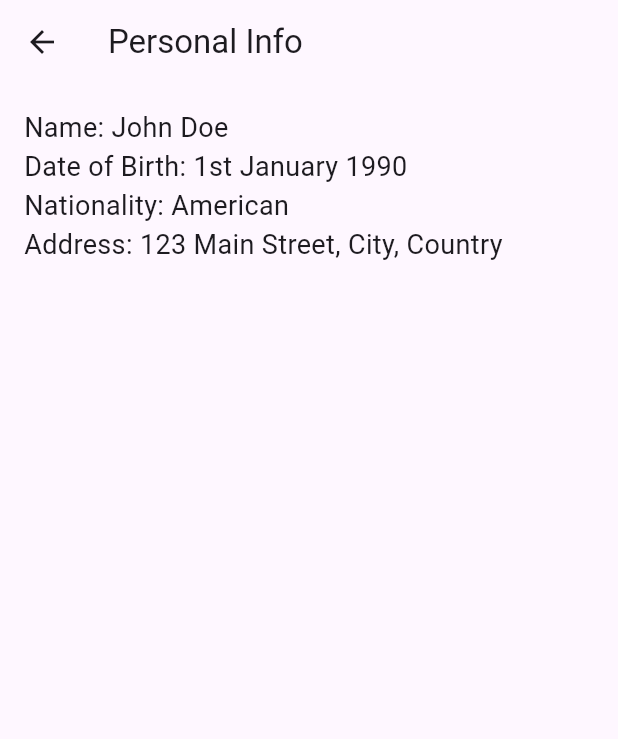
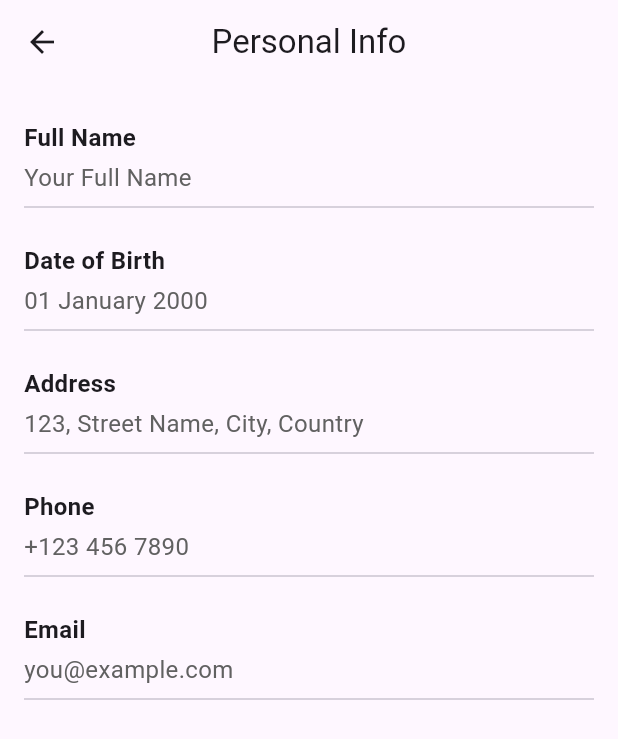
Before and after one commit to pietaa8/prac-assign3, a Flutter app: the screen it shows after launch, after a tap on "Personal Info", on a phone screen of 412 x 824 dp. Shown: the top 739 px of the screen. Run offline on Flutter 3.47's test engine with Material 3 defaults, Android fonts, the light colour scheme and no system bars.

Commit message:
changed personal info

```diff
--- a/lib/main.dart
+++ b/lib/main.dart
@@ -7,13 +7,14 @@ import 'experience.dart';
 void main() => runApp(ResumeApp());
 
 class ResumeApp extends StatelessWidget {
-  const ResumeApp({super.key});
-
   @override
   Widget build(BuildContext context) {
     return MaterialApp(
       title: 'Resume App',
-      theme: ThemeData(primarySwatch: Colors.blue),
+      theme: ThemeData(
+        primarySwatch: Colors.teal,
+        fontFamily: 'Roboto',
+      ),
       home: HomePage(),
       debugShowCheckedModeBanner: false,
     );
@@ -21,66 +22,80 @@ class ResumeApp extends StatelessWidget {
 }
 
 class HomePage extends StatelessWidget {
-  const HomePage({super.key});
-
   @override
   Widget build(BuildContext context) {
     return Scaffold(
-      appBar: AppBar(title: const Text('My Resume')),
-      body: Padding(
+      appBar: AppBar(
+        title: Text('My Resume'),
+        centerTitle: true,
+        elevation: 4,
+      ),
+      body: SingleChildScrollView(
         padding: const EdgeInsets.all(16.0),
         child: Column(
-          crossAxisAlignment: CrossAxisAlignment.start,
+          crossAxisAlignment: CrossAxisAlignment.center,
           children: [
-            const Center(
+            Center(
               child: CircleAvatar(
-                radius: 50,
-                backgroundImage: AssetImage(
-                    'assets/profile.jpg'), // Add an image in assets folder
+                radius: 60,
+                backgroundImage: AssetImage('assets/profile.jpg'),
               ),
             ),
-            const SizedBox(height: 20),
-            const Center(
-              child: Text(
+            SizedBox(height: 20),
+            Text(
               'Your Name',
-                style: TextStyle(fontSize: 24, fontWeight: FontWeight.bold),
+              style: TextStyle(
+                fontSize: 28,
+                fontWeight: FontWeight.bold,
+                color: Colors.teal[700],
               ),
             ),
-            const SizedBox(height: 10),
-            const Center(
-                child: Text('Phone: +123 456 7890 | Email: you@example.com')),
-            const SizedBox(height: 20),
-            ListTile(
-              title: const Text('Personal Info'),
-              trailing: const Icon(Icons.arrow_forward),
-              onTap: () => Navigator.push(
+            SizedBox(height: 10),
+            Text(
+              'Phone: +123 456 7890 | Email: you@example.com',
+              style: TextStyle(fontSize: 16, color: Colors.grey[600]),
+              textAlign: TextAlign.center,
+            ),
+            SizedBox(height: 30),
+            CustomListTile(
+              title: 'Personal Info',
+              icon: Icons.person,
+              onTap: () {
+                Navigator.push(
                   context,
                   MaterialPageRoute(builder: (context) => PersonalInfoPage()),
+                );
+              },
             ),
-            ),
-            ListTile(
-              title: const Text('Skills'),
-              trailing: const Icon(Icons.arrow_forward),
-              onTap: () => Navigator.push(
+            CustomListTile(
+              title: 'Skills',
+              icon: Icons.code,
+              onTap: () {
+                Navigator.push(
                   context,
                   MaterialPageRoute(builder: (context) => SkillsPage()),
+                );
+              },
             ),
-            ),
-            ListTile(
-              title: const Text('Education'),
-              trailing: const Icon(Icons.arrow_forward),
-              onTap: () => Navigator.push(
+            CustomListTile(
+              title: 'Education',
+              icon: Icons.school,
+              onTap: () {
+                Navigator.push(
                   context,
                   MaterialPageRoute(builder: (context) => EducationPage()),
+                );
+              },
             ),
-            ),
-            ListTile(
-              title: const Text('Experience'),
-              trailing: const Icon(Icons.arrow_forward),
-              onTap: () => Navigator.push(
+            CustomListTile(
+              title: 'Experience',
+              icon: Icons.work,
+              onTap: () {
+                Navigator.push(
                   context,
                   MaterialPageRoute(builder: (context) => ExperiencePage()),
-              ),
+                );
+              },
             ),
           ],
         ),
@@ -88,3 +103,34 @@ class HomePage extends StatelessWidget {
     );
   }
 }
+
+class CustomListTile extends StatelessWidget {
+  final String title;
+  final IconData icon;
+  final VoidCallback onTap;
+
+  const CustomListTile({
+    Key? key,
+    required this.title,
+    required this.icon,
+    required this.onTap,
+  }) : super(key: key);
+
+  @override
+  Widget build(BuildContext context) {
+    return Card(
+      elevation: 2,
+      margin: EdgeInsets.symmetric(vertical: 8),
+      shape: RoundedRectangleBorder(borderRadius: BorderRadius.circular(8)),
+      child: ListTile(
+        leading: Icon(icon, color: Colors.teal),
+        title: Text(
+          title,
+          style: TextStyle(fontSize: 18, fontWeight: FontWeight.w500),
+        ),
+        trailing: Icon(Icons.arrow_forward_ios, size: 16, color: Colors.teal),
+        onTap: onTap,
+      ),
+    );
+  }
+}
--- a/lib/personal_info.dart
+++ b/lib/personal_info.dart
@@ -1,22 +1,60 @@
 import 'package:flutter/material.dart';
 
 class PersonalInfoPage extends StatelessWidget {
-  const PersonalInfoPage({super.key});
-
   @override
   Widget build(BuildContext context) {
     return Scaffold(
-      appBar: AppBar(title: const Text('Personal Info')),
-      body: const Padding(
-        padding: EdgeInsets.all(16.0),
-        child: Text(
-          'Name: John Doe\n'
-          'Date of Birth: 1st January 1990\n'
-          'Nationality: American\n'
-          'Address: 123 Main Street, City, Country',
-          style: TextStyle(fontSize: 18),
+      appBar: AppBar(
+        title: Text('Personal Info'),
+        centerTitle: true,
+      ),
+      body: Padding(
+        padding: const EdgeInsets.all(16.0),
+        child: Column(
+          crossAxisAlignment: CrossAxisAlignment.start,
+          children: [
+            InfoTile(title: 'Full Name', value: 'Your Full Name'),
+            InfoTile(title: 'Date of Birth', value: '01 January 2000'),
+            InfoTile(
+                title: 'Address', value: '123, Street Name, City, Country'),
+            InfoTile(title: 'Phone', value: '+123 456 7890'),
+            InfoTile(title: 'Email', value: 'you@example.com'),
+          ],
         ),
       ),
     );
   }
 }
+
+class InfoTile extends StatelessWidget {
+  final String title;
+  final String value;
+
+  const InfoTile({
+    Key? key,
+    required this.title,
+    required this.value,
+  }) : super(key: key);
+
+  @override
+  Widget build(BuildContext context) {
+    return Padding(
+      padding: const EdgeInsets.symmetric(vertical: 8.0),
+      child: Column(
+        crossAxisAlignment: CrossAxisAlignment.start,
+        children: [
+          Text(
+            title,
+            style: TextStyle(fontSize: 16, fontWeight: FontWeight.bold),
+          ),
+          SizedBox(height: 4),
+          Text(
+            value,
+            style: TextStyle(fontSize: 16, color: Colors.grey[700]),
+          ),
+          Divider(thickness: 1),
+        ],
+      ),
+    );
+  }
+}
```
Also changed, not shown: lib/education.dart (+45 -9 lines), lib/experience.dart (+47 -10 lines), lib/skills.dart (+32 -12 lines). Lines whose indentation alone changed are shown as unchanged.
